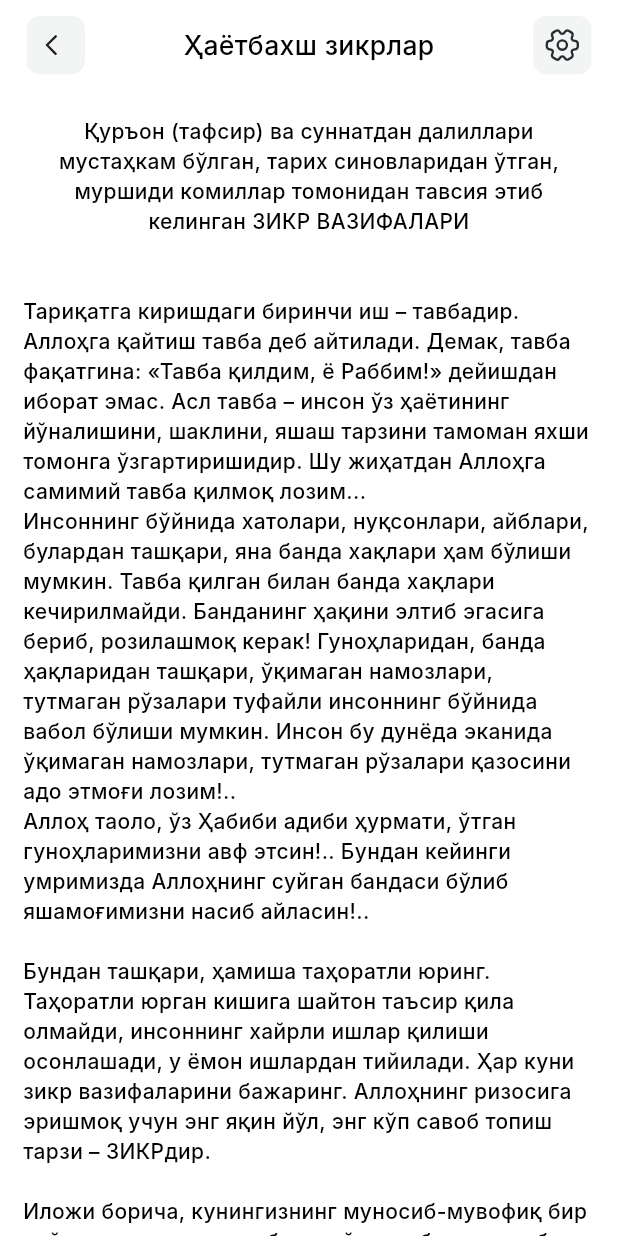
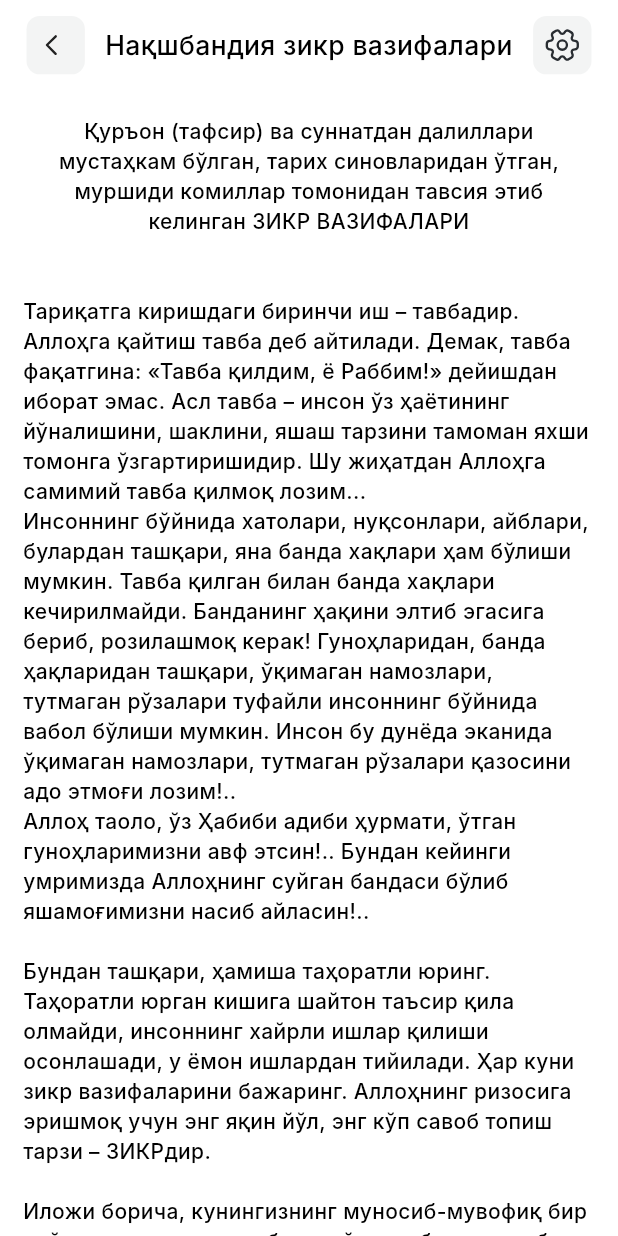
Before and after one commit to UMD-GROUP/avrodi_sharif, a Flutter app: the LifeMentions screen opened by its route, on a phone screen of 412 x 824 dp. Run offline on Flutter 3.47's test engine with Material 3 defaults, Android fonts, the phone set to English and light mode, and no system bars; drawn by our look-alikes of zoom_tap_animation; our stand-ins replace adaptive_theme, cloud_firestore, equatable, flutter_bloc, flutter_screenutil, flutter_svg and 2 more; missing offline and left inert: arabic_font; accounts and stored records are empty; Roboto replaces fonts that are missing (Inter).

Commit message:
problems fixed

```diff
--- a/lib/data/all_data/all_data.dart
+++ b/lib/data/all_data/all_data.dart
@@ -2353,7 +2353,7 @@ List<DailyArabicRussianModel> quranVerses = [
   DailyArabicRussianModel(arabic: """
   وَٱتَّبِعُوٓا۟ أَحْسَنَ مَآ أُنزِلَ إِلَيْكُم مِّن رَّبِّكُم مِّن قَبْلِ أَن يَأْتِيَكُمُ ٱلْعَذَابُ بَغْتَةً وَأَنتُمْ لَا تَشْعُرُونَ
   """, russian: """
-  Сизга ўзингиз сезмаган ҳолда тўсатдан азоб келиб қолишидан олдин Роббингиздан сизга туширилган энг гўзал нарсага эргашинг.
+  55. Сизга ўзингиз сезмаган ҳолда тўсатдан азоб келиб қолишидан олдин Роббингиздан сизга туширилган энг гўзал нарсага эргашинг.
   """),
   DailyArabicRussianModel(arabic: """
 أَن تَقُولَ نَفْسٌ يَٰحَسْرَتَىٰ عَلَىٰ مَا فَرَّطتُ فِى جَنۢبِ ٱللَّهِ وَإِن كُنتُ لَمِنَ ٱلسَّٰخِرِينَ
--- a/lib/ui/dailly_zikr/ui/daily_zikr_page.dart
+++ b/lib/ui/dailly_zikr/ui/daily_zikr_page.dart
@@ -46,7 +46,7 @@ class DailyZikrPage extends StatelessWidget {
                               RouteName.liveMentions,
                             );
                           },
-                          title: "Ҳаётбахш зикрлар",
+                          title: "Нақшбандия зикр вазифалари",
                           zikrWidth: 0.905.sw,
                           icon: AppIcons.starHands),
                       // ZikrItem(
--- a/lib/ui/live_mentions/live_mentions.dart
+++ b/lib/ui/live_mentions/live_mentions.dart
@@ -11,7 +11,7 @@ class LifeMentions extends StatelessWidget {
         child: Column(
           children: [
             GlobalAppBar(AppBarType.withSettingsAndPop,
-                title: "Ҳаётбахш зикрлар"),
+                title: "Нақшбандия зикр вазифалари"),
             Expanded(
               child: BlocBuilder<SettingsBloc, SettingsState>(
                 builder: (BuildContext context, state) {
--- a/lib/ui/widgets/global_appbar.dart
+++ b/lib/ui/widgets/global_appbar.dart
@@ -8,9 +8,13 @@ class GlobalAppBar extends StatelessWidget {
   @override
   Widget build(BuildContext context) {
     return Container(
-      padding: EdgeInsets.symmetric(horizontal: 20.h, vertical: 12.h),
-      decoration:
-          BoxDecoration(color: AdaptiveTheme.of(context).theme.focusColor),
+      padding: EdgeInsets.symmetric(
+        horizontal: 20.h,
+        vertical: 12.h,
+      ),
+      decoration: BoxDecoration(
+        color: AdaptiveTheme.of(context).theme.focusColor,
+      ),
       child: Row(
         mainAxisAlignment: MainAxisAlignment.spaceBetween,
         children: [
@@ -24,10 +28,20 @@ class GlobalAppBar extends StatelessWidget {
               },
             ),
           ),
-          Text(
+          const SizedBox(width: 8),
+          Expanded(
+            child: Text(
               title,
-              style: AppTextStyles.labelLarge(context,
-                  fontWeight: FontWeight.w500, fontSize: 20.h)),
+              textAlign: TextAlign.center,
+              style: AppTextStyles.labelLarge(
+                context,
+                fontWeight: FontWeight.w500,
+                fontSize: 20.h,
+              ),
+              overflow: TextOverflow.ellipsis,
+            ),
+          ),
+          const SizedBox(width: 8),
           Visibility(
             visible: type != AppBarType.withoutSettingsAndPop &&
                 type != AppBarType.withoutSettings,
--- a/lib/ui/zikr/ui/widget/verse_item.dart
+++ b/lib/ui/zikr/ui/widget/verse_item.dart
@@ -25,7 +25,7 @@ class VerseItem extends StatelessWidget {
               ),
               Text(
                 dailyModel.russian,
-                textAlign: TextAlign.right,
+                textAlign: TextAlign.left,
                 style: AppTextStyles.labelLarge(
                   context,
                   fontSize: state.fontSize.toDouble(),
```
